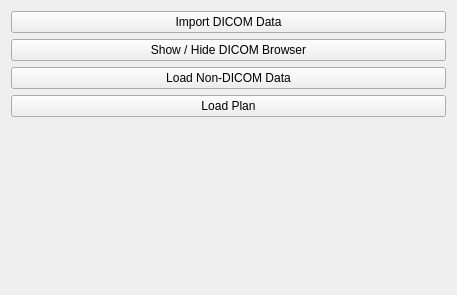
Qt form Patients/Resources/UI/Patients.ui (NousNav/SlicerOpenNav) before a commit.
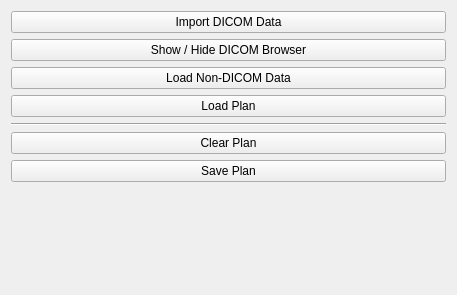
The same form after that commit. Custom widgets are drawn as their Qt base class.

Commit message: ENH:  Add plan clearing with custom data clear for planning data

The edit to the form file:
```diff
--- a/Patients/Resources/UI/Patients.ui
+++ b/Patients/Resources/UI/Patients.ui
@@ -10,7 +10,7 @@
     <height>295</height>
    </rect>
   </property>
-  <layout class="QVBoxLayout" name="verticalLayout" stretch="0">
+  <layout class="QVBoxLayout" name="verticalLayout" stretch="0,0,0,0,0,0,0,0">
    <item>
     <widget class="QPushButton" name="ImportDICOMButton">
      <property name="text">
@@ -39,6 +39,27 @@
      </property>
     </widget>
    </item>
+   <item>
+    <widget class="Line" name="line">
+     <property name="orientation">
+      <enum>Qt::Horizontal</enum>
+     </property>
+    </widget>
+   </item>
+   <item>
+    <widget class="QPushButton" name="ClearPlanButton">
+     <property name="text">
+      <string>Clear Plan</string>
+     </property>
+    </widget>
+   </item>
+   <item>
+    <widget class="QPushButton" name="SavePlanButton">
+     <property name="text">
+      <string>Save Plan</string>
+     </property>
+    </widget>
+   </item>
    <item>
     <spacer name="verticalSpacer">
      <property name="orientation">
@@ -61,12 +82,6 @@
    <header>qSlicerWidget.h</header>
    <container>1</container>
   </customwidget>
-  <customwidget>
-   <class>ctkRangeSlider</class>
-   <extends>QSlider</extends>
-   <header>ctkRangeSlider.h</header>
-   <container>1</container>
-  </customwidget>
  </customwidgets>
  <resources/>
  <connections/>
```
The commit also changes 6 other files.
